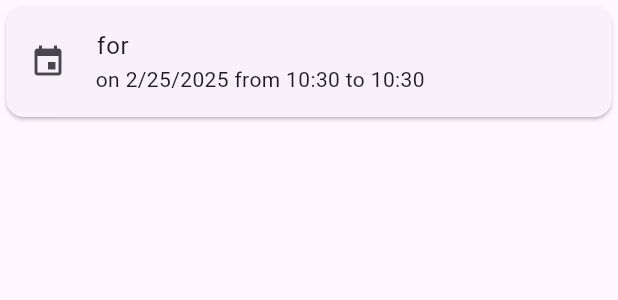
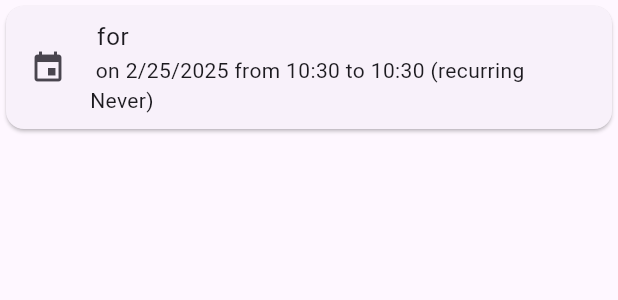
Before and after one commit to GoForthTechnology/RoomBooker, a Flutter app: the BookingTile widget shown alone on an empty page, opened directly with empty values, on a phone screen of 412 x 824 dp. Shown: the top 300 px of the screen. Run offline on Flutter 3.47's test engine with Material 3 defaults, Android fonts, the phone set to English and light mode, and no system bars; our stand-ins replace auto_route, cloud_firestore, firebase_analytics, firebase_auth, firebase_core, rxdart and 1 more; missing offline and left inert: firebase_ui_auth, firebase_ui_oauth_google; accounts and stored records are empty; statements that could not run were skipped.

Commit message:
Expand subtitle for recurring events.

```diff
--- a/lib/entities/request.dart
+++ b/lib/entities/request.dart
@@ -1,4 +1,5 @@
 import 'package:json_annotation/json_annotation.dart';
+import 'package:room_booker/logic/recurring_bookings.dart';
 
 part 'request.g.dart';
 
@@ -307,6 +308,24 @@ class RecurrancePattern {
     );
   }
 
+  @override
+  String toString() {
+    switch (frequency) {
+      case Frequency.never:
+        return "Never";
+      case Frequency.daily:
+        return "Daily";
+      case Frequency.weekly:
+        return "Weekly on ${weekday?.map((w) => w.name)}";
+      case Frequency.monthly:
+        return "Monthly on $period${numberSuffix(period)} ${weekday?.map((e) => e.name)}";
+      case Frequency.annually:
+        return "Annually";
+      case Frequency.custom:
+        return "Custom";
+    }
+  }
+
   factory RecurrancePattern.fromJson(Map<String, dynamic> json) =>
       _$RecurrancePatternFromJson(json);
   Map<String, dynamic> toJson() => _$RecurrancePatternToJson(this);
--- a/lib/widgets/booking_lists.dart
+++ b/lib/widgets/booking_lists.dart
@@ -310,8 +310,12 @@ class BookingTile extends StatelessWidget {
   }
 
   Widget _subtitle() {
-    return Text(
-        '${request.roomName} on ${formatDate(request.eventStartTime)} from ${formatTime(request.eventStartTime)} to ${formatTime(request.eventEndTime)}');
+    var subtitle =
+        '${request.roomName} on ${formatDate(request.eventStartTime)} from ${formatTime(request.eventStartTime)} to ${formatTime(request.eventEndTime)}';
+    if (request.recurrancePattern != null) {
+      subtitle += ' (recurring ${request.recurrancePattern})';
+    }
+    return Text(subtitle);
   }
 }
 
```
